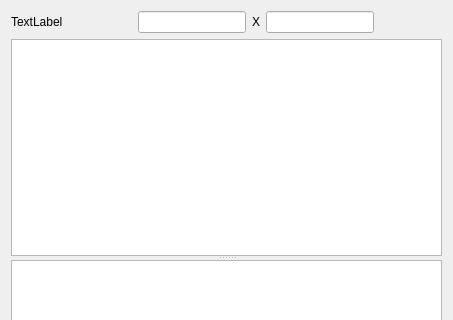
Fedonenko/GraduationWork, file src/Dev/UI/ArrayCreatorByImage.ui: the form before one commit; both pictures show x 0 to 453 and y 0 to 320 of the 453 by 487 pixel window.
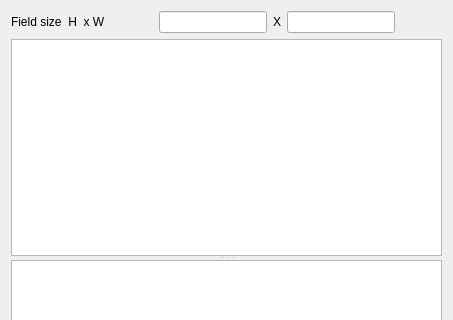
The form after the commit.

The edit to the form file:
```diff
--- a/src/Dev/UI/ArrayCreatorByImage.ui
+++ b/src/Dev/UI/ArrayCreatorByImage.ui
@@ -40,7 +40,7 @@
    <item row="0" column="0">
     <widget class="QLabel" name="label">
      <property name="text">
-      <string>TextLabel</string>
+      <string>Field size  H  x W</string>
      </property>
     </widget>
    </item>
```
Left out of the diff: 12 changed lines with no effect on the pictures.
